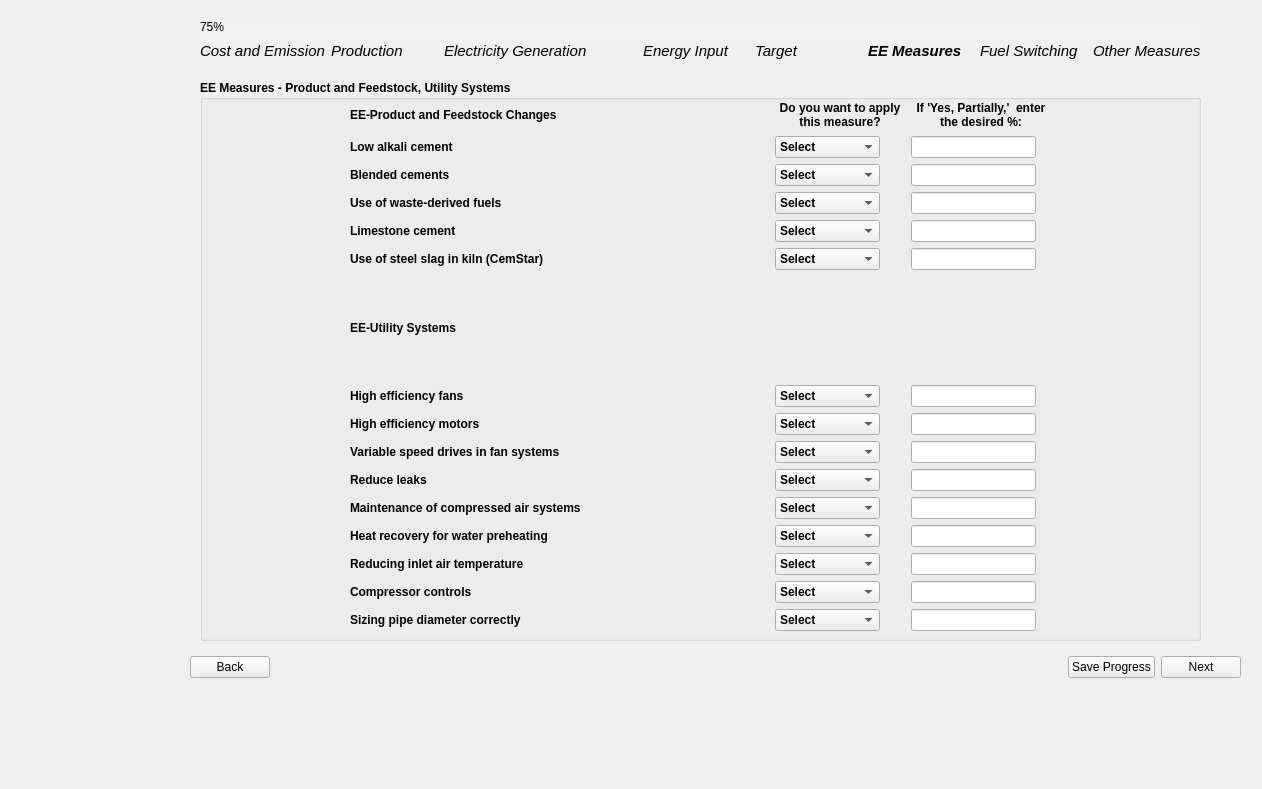
Before: the Qt Designer form 00_BEST_windows/ui_files_latest/Page8_AllMeasures3_qwidget.ui in WongCurtis95/lbnl_best_public, drawn with Qt 5.
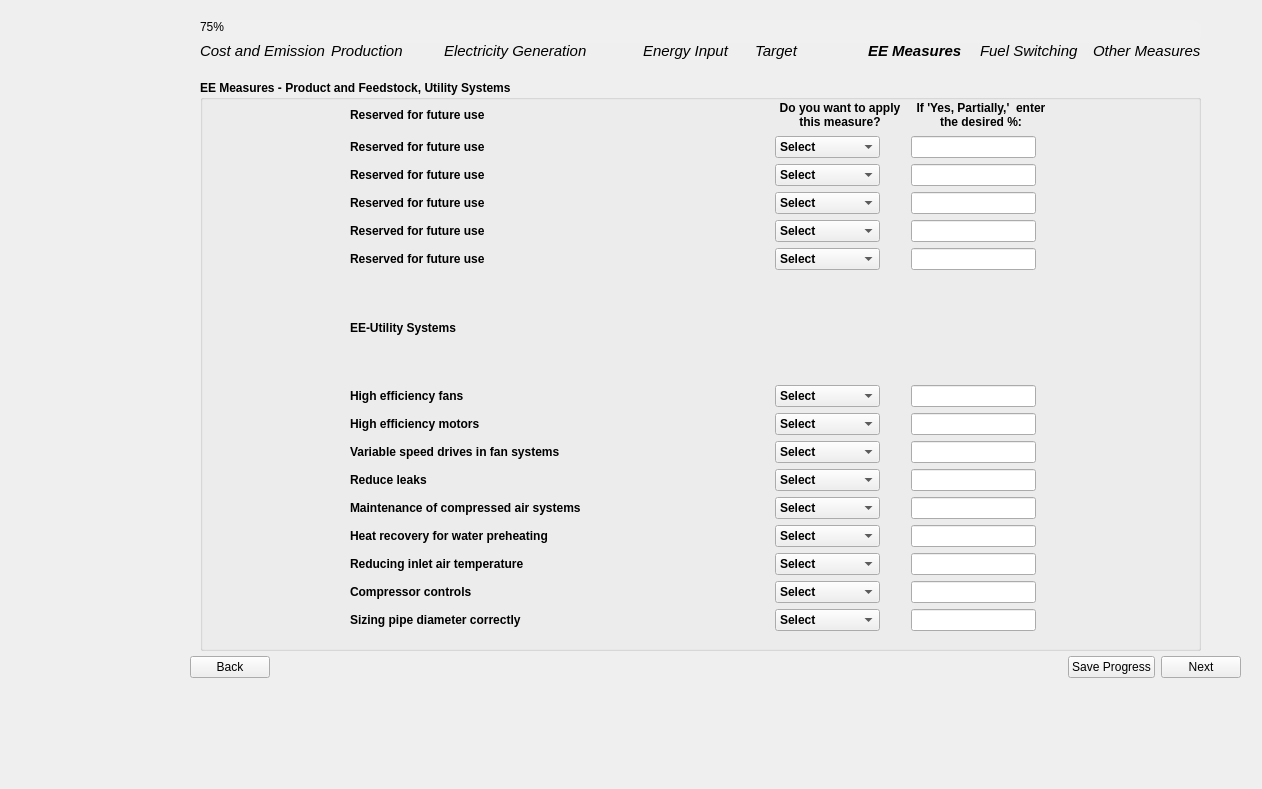
After: the same form once the commit is applied. Icons and pictures are not drawn.

Patch:
```diff
--- a/00_BEST_windows/ui_files_latest/Page8_AllMeasures3_qwidget.ui
+++ b/00_BEST_windows/ui_files_latest/Page8_AllMeasures3_qwidget.ui
@@ -79,7 +79,7 @@
      <x>200</x>
      <y>80</y>
      <width>1001</width>
-     <height>561</height>
+     <height>571</height>
     </rect>
    </property>
    <property name="font">
@@ -140,7 +140,7 @@
      <item row="2" column="0">
       <widget class="QLabel" name="page_8_3_label_2">
        <property name="text">
-        <string>Blended cements</string>
+        <string>Reserved for future use</string>
        </property>
       </widget>
      </item>
@@ -160,7 +160,7 @@
      <item row="1" column="0">
       <widget class="QLabel" name="page_8_3_label">
        <property name="text">
-        <string>Low alkali cement</string>
+        <string>Reserved for future use</string>
        </property>
       </widget>
      </item>
@@ -216,7 +216,7 @@
         </font>
        </property>
        <property name="text">
-        <string>EE-Product and Feedstock Changes</string>
+        <string>Reserved for future use</string>
        </property>
       </widget>
      </item>
@@ -532,14 +532,14 @@
      <item row="3" column="0">
       <widget class="QLabel" name="page_8_3_label_3">
        <property name="text">
-        <string>Use of waste-derived fuels</string>
+        <string>Reserved for future use</string>
        </property>
       </widget>
      </item>
      <item row="4" column="0">
       <widget class="QLabel" name="page_8_3_label_4">
        <property name="text">
-        <string>Limestone cement</string>
+        <string>Reserved for future use</string>
        </property>
       </widget>
      </item>
@@ -722,7 +722,7 @@
      <item row="5" column="0">
       <widget class="QLabel" name="page_8_3_label_5">
        <property name="text">
-        <string>Use of steel slag in kiln (CemStar)</string>
+        <string>Reserved for future use</string>
        </property>
       </widget>
      </item>
```
